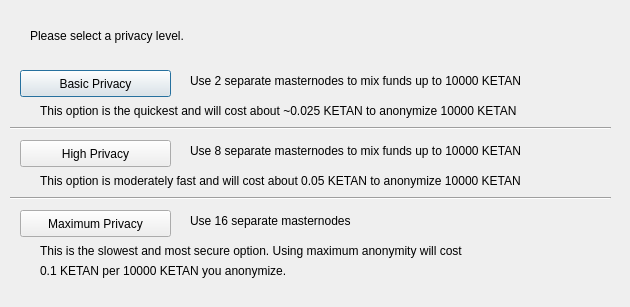
Above: src/qt/forms/mixTXconfig.ui from wmcorless/kema before the change. Below: the same form after it.
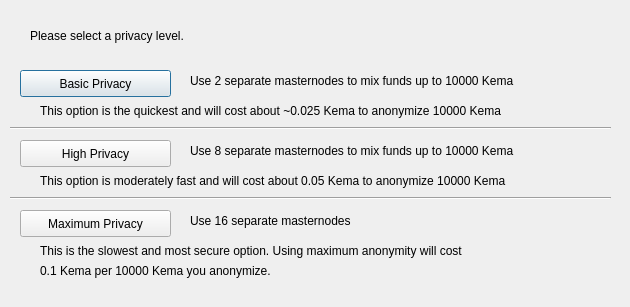
That is the form after the change.

What changed in the file:
```diff
--- a/src/qt/forms/mixTXconfig.ui
+++ b/src/qt/forms/mixTXconfig.ui
@@ -75,7 +75,7 @@
     </rect>
    </property>
    <property name="text">
-    <string>Use 2 separate masternodes to mix funds up to 10000 KETAN</string>
+    <string>Use 2 separate masternodes to mix funds up to 10000 Kema</string>
    </property>
   </widget>
   <widget class="QLabel" name="label_3">
@@ -88,7 +88,7 @@
     </rect>
    </property>
    <property name="text">
-    <string>Use 8 separate masternodes to mix funds up to 10000 KETAN</string>
+    <string>Use 8 separate masternodes to mix funds up to 10000 Kema</string>
    </property>
   </widget>
   <widget class="QLabel" name="label_4">
@@ -114,7 +114,7 @@
     </rect>
    </property>
    <property name="text">
-    <string>This option is the quickest and will cost about ~0.025 KETAN to anonymize 10000 KETAN</string>
+    <string>This option is the quickest and will cost about ~0.025 Kema to anonymize 10000 Kema</string>
    </property>
   </widget>
   <widget class="QLabel" name="label_7">
@@ -127,7 +127,7 @@
     </rect>
    </property>
    <property name="text">
-    <string>This option is moderately fast and will cost about 0.05 KETAN to anonymize 10000 KETAN</string>
+    <string>This option is moderately fast and will cost about 0.05 Kema to anonymize 10000 Kema</string>
    </property>
   </widget>
   <widget class="QLabel" name="label_8">
@@ -153,7 +153,7 @@
     </rect>
    </property>
    <property name="text">
-    <string>0.1 KETAN per 10000 KETAN you anonymize.</string>
+    <string>0.1 Kema per 10000 Kema you anonymize.</string>
    </property>
   </widget>
   <widget class="Line" name="line">
```
